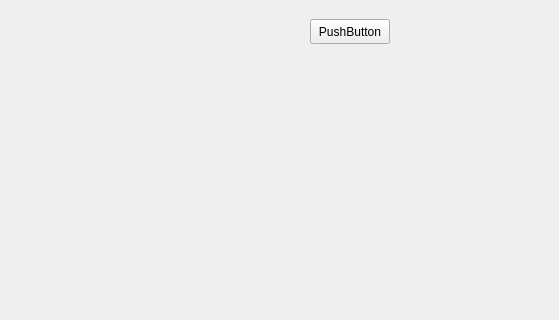
Qt form src/mainwindow.ui (Cherrybomb33/HeartWave) before a commit; both pictures show x 0 to 559 and y 121 to 441 of the 800 by 600 pixel window.
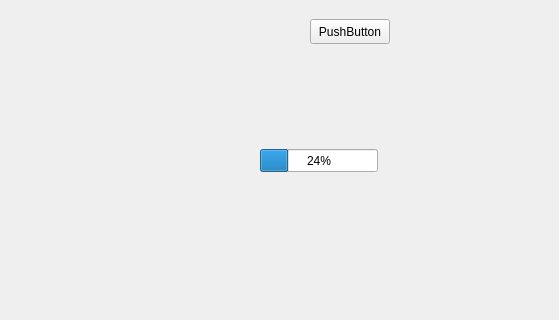
The same form after that commit.

```diff
--- a/src/mainwindow.ui
+++ b/src/mainwindow.ui
@@ -27,6 +27,19 @@
      <string>PushButton</string>
     </property>
    </widget>
+   <widget class="QProgressBar" name="progressBar">
+    <property name="geometry">
+     <rect>
+      <x>260</x>
+      <y>270</y>
+      <width>118</width>
+      <height>23</height>
+     </rect>
+    </property>
+    <property name="value">
+     <number>24</number>
+    </property>
+   </widget>
   </widget>
   <widget class="QMenuBar" name="menubar">
    <property name="geometry">
```
